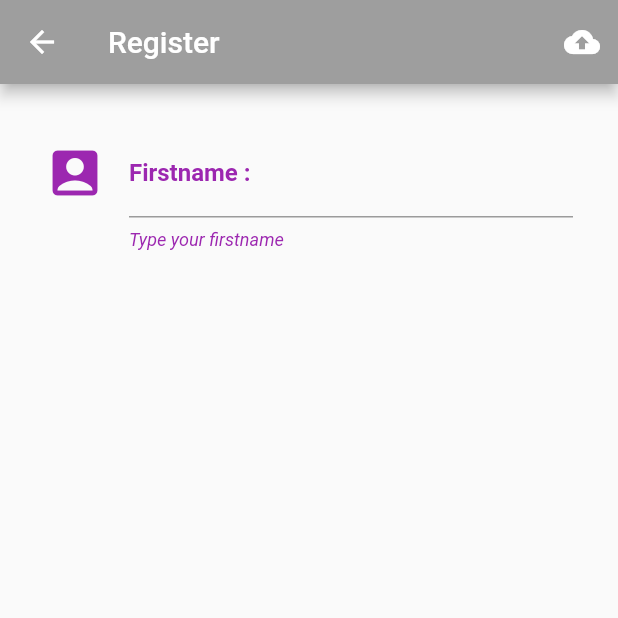
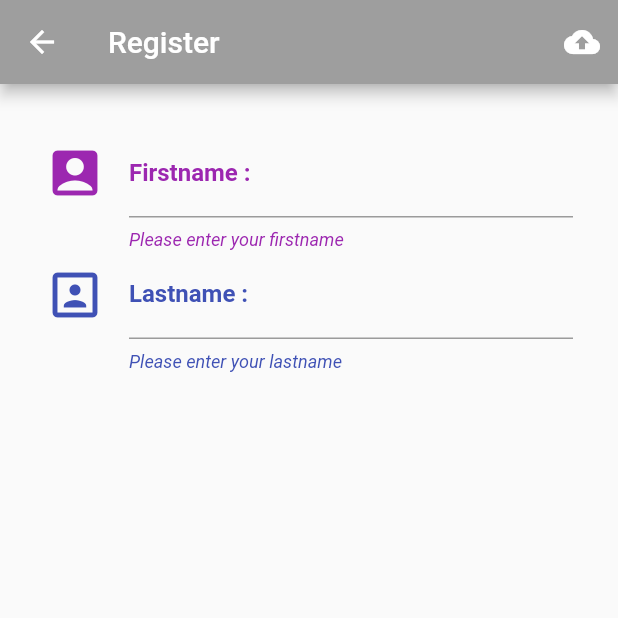
Before and after one commit to FrameTee29/Flutter_Test, a Flutter app: the Register screen opened directly, on a phone screen of 412 x 824 dp, the top half of it. Run offline on Flutter 3.47's test engine with Material 2 defaults, Android fonts, the phone set to English and light mode, and no system bars.

Commit message:
lastname

```diff
--- a/lib/screens/register.dart
+++ b/lib/screens/register.dart
@@ -32,7 +32,7 @@ class _RegisterState extends State<Register> {
           color: Colors.purple,
           fontWeight: FontWeight.bold,
         ),
-        helperText: 'Type your firstname ',
+        helperText: 'Please enter your firstname',
         helperStyle: TextStyle(
           color: Colors.purple,
           fontStyle: FontStyle.italic,
@@ -40,6 +40,31 @@ class _RegisterState extends State<Register> {
       ),
     );
   }
+
+
+  Widget lastnameText() {
+    return TextFormField(style: TextStyle(color:Colors.indigo),
+      decoration: InputDecoration(
+        icon: Icon(
+          Icons.portrait,
+          color: Colors.indigo,
+          size: 40.0,
+        ),
+        labelText: 'Lastname :',
+        labelStyle: TextStyle(
+          color: Colors.indigo,
+          fontWeight: FontWeight.bold,
+        ),
+        helperText: 'Please enter your lastname',
+        helperStyle: TextStyle(
+          color: Colors.indigo,
+          fontStyle: FontStyle.italic,
+        ),
+      ),
+    );
+  }
+
+
 
   @override
   Widget build(BuildContext context) {
@@ -55,6 +80,7 @@ class _RegisterState extends State<Register> {
         padding: EdgeInsets.all(30.0),
         children: <Widget>[
           nameText(),
+          lastnameText(),
         ],
       ),
     );
```
